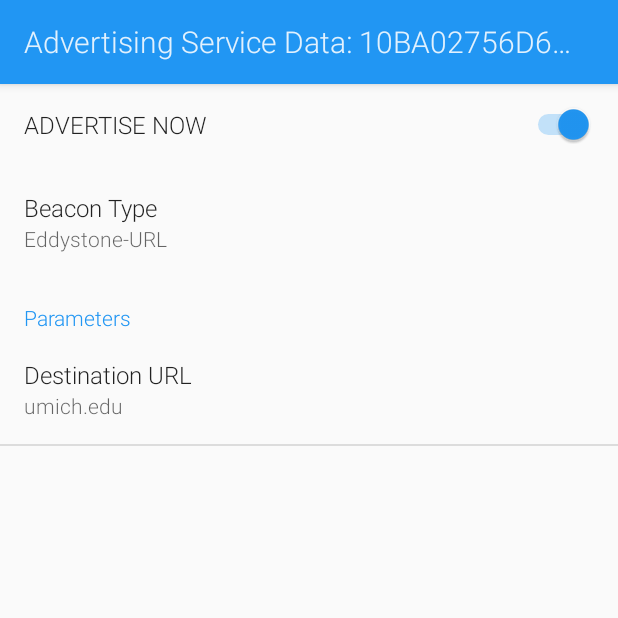
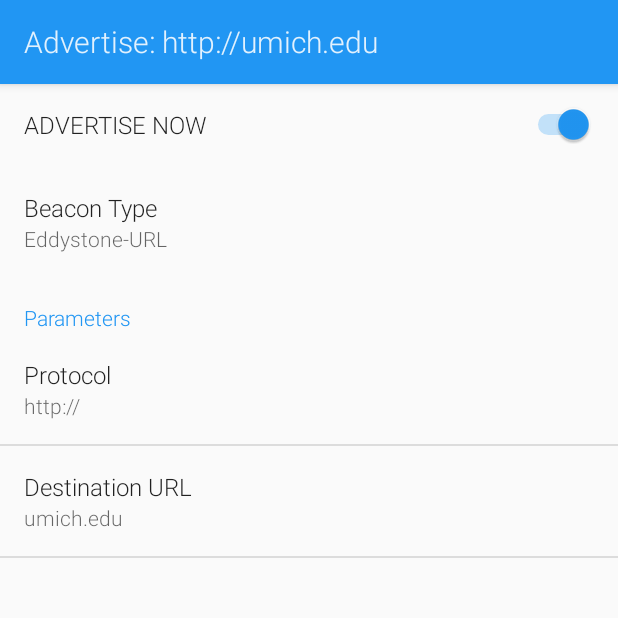
Before and after one commit to lab11/summon, an Android app: the MainActivity screen opened directly, with no data from a screen before it, after a tap on "ADVERTISE NOW", on a phone screen of 412 x 824 dp, the top half of it. Run offline under Robolectric (Android 15) with nearby library versions, the phone set to English and light mode, and no system bars; 1 statement that could not run was skipped.

Commit message:
Update Eddystone app

```diff
--- a/examples/peripherals/android/eddystone/app/src/main/java/edu/umich/eecs/lab11/eddystone/MainActivity.java
+++ b/examples/peripherals/android/eddystone/app/src/main/java/edu/umich/eecs/lab11/eddystone/MainActivity.java
@@ -77,8 +77,7 @@
     }
 
     private void advertise() {
-        String ad_value = cur_settings.getString("advertisement_value","0000");
-        setTitle("Advertising Service Data: " + ad_value);
+        setTitle("Advertise: " + cur_settings.getString("protocol","http://") + cur_settings.getString("ip_text","umich.edu"));
         bleAdvertiser.stopAdvertising(advertiseCallback);
         settingsBuilder = new AdvertiseSettings.Builder()
                 .setAdvertiseMode(AdvertiseSettings.ADVERTISE_MODE_BALANCED)
@@ -86,7 +85,7 @@
                 .setConnectable(true).setTimeout(0);
         dataBuilder = new AdvertiseData.Builder()
 //                .setIncludeDeviceName(true)
-                .addServiceData(shortUUID("FEAA"),toByteArray(ad_value));
+                .addServiceData(shortUUID("FEAA"),toByteArray(cur_settings.getString("advertisement_value","0000")));
         if (cur_settings.getBoolean("advertise_switch",false))
             bleAdvertiser.startAdvertising(settingsBuilder.build(), dataBuilder.build(), advertiseCallback);
     }
@@ -132,9 +131,10 @@
     }
 
     public void doGen() {
-        String url = cur_settings.getString("ip_text", "umich.edu");
+        String pre = cur_settings.getString("protocol","http://").equals("http://") ? "02" : "03";
+        String url = cur_settings.getString("ip_text","umich.edu");
         String IPTEXT = toUrlHex(url.getBytes());
-        cur_settings.edit().putString("advertisement_value","10BA02" + IPTEXT).commit();
+        cur_settings.edit().putString("advertisement_value","10BA" + pre + IPTEXT).commit();
     }
 
     /*
--- a/examples/peripherals/android/eddystone/app/src/main/res/values/strings.xml
+++ b/examples/peripherals/android/eddystone/app/src/main/res/values/strings.xml
@@ -5,4 +5,8 @@
         <item>Eddystone-UID</item>
         <item>Eddystone-TLM</item>
     </string-array>
+    <string-array name="prefixes">
+        <item>http://</item>
+        <item>https://</item>
+    </string-array>
 </resources>
--- a/examples/peripherals/android/eddystone/app/src/main/res/xml/preferences.xml
+++ b/examples/peripherals/android/eddystone/app/src/main/res/xml/preferences.xml
@@ -19,10 +19,18 @@
         android:title="Advertisement Value"
         android:selectable="false"/>
     <PreferenceCategory android:title="Parameters" android:key="url">
+        <edu.umich.eecs.lab11.eddystone.ListPreference
+            android:defaultValue="http://"
+            android:key="protocol"
+            android:summary="%s"
+            android:entries="@array/prefixes"
+            android:entryValues="@array/prefixes"
+            android:title="Protocol" />
         <edu.umich.eecs.lab11.eddystone.EditTextPreference
             android:defaultValue="umich.edu"
             android:key="ip_text"
             android:summary="%s"
+            android:maxLength="21"
             android:title="Destination URL" />
     </PreferenceCategory>
     <PreferenceCategory android:title="Parameters" android:key="uid">
```
Also changed, not shown: 5 other files.
